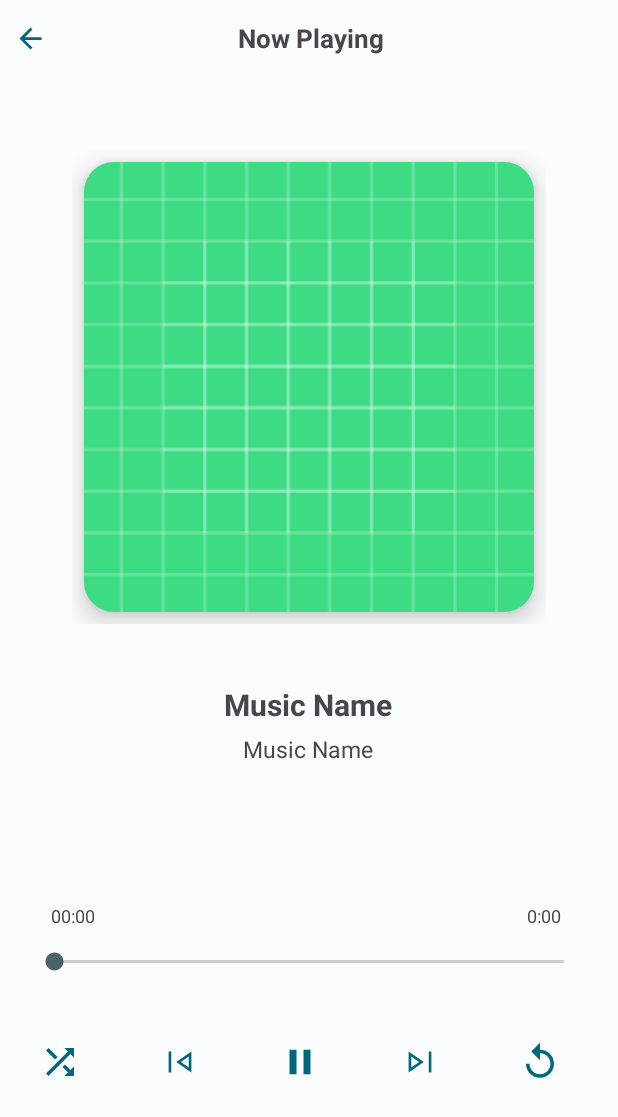
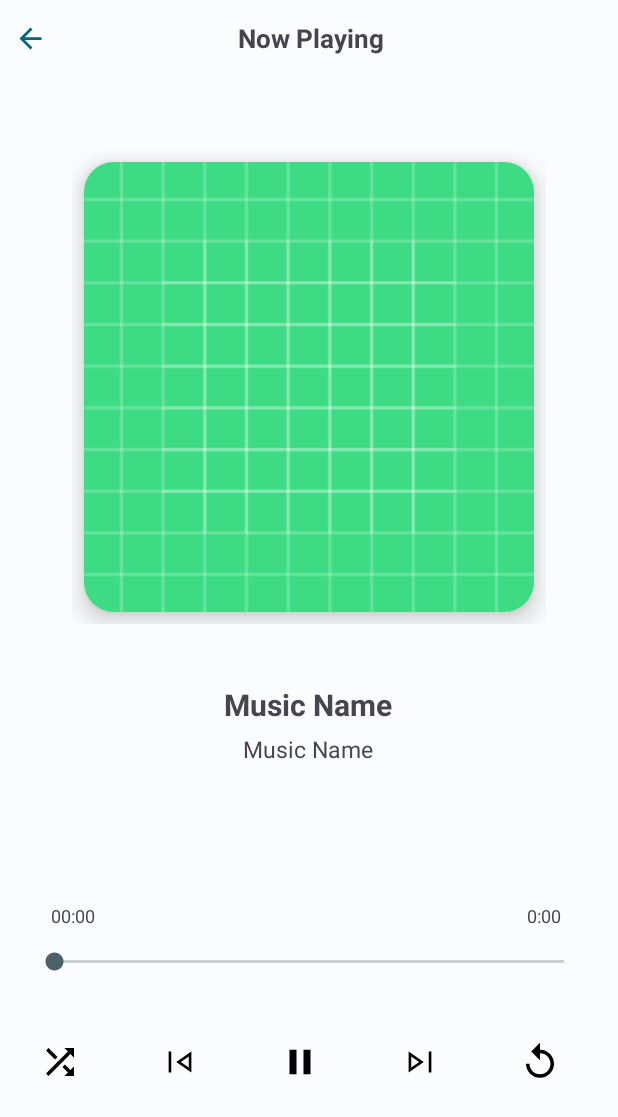
Before and after one commit to memolsh40/MemolMusic, an Android app: the PlayActivity screen opened directly, with no data from a screen before it, on a phone screen of 412 x 824 dp. Shown: the top 1117 px of the screen. Run offline under Robolectric (Android 15) with nearby library versions, the phone set to English and light mode, and no system bars; libraries missing offline, so code that uses them is left out: androidx.palette.graphics; 9 statements that could not run were skipped.

Commit message:
Palette lib aded

```diff
--- a/app/src/main/java/com/memol/musicplayer/Adabters/AlbumDetailsAdabter.java
+++ b/app/src/main/java/com/memol/musicplayer/Adabters/AlbumDetailsAdabter.java
@@ -24,6 +24,7 @@ import androidx.recyclerview.widget.RecyclerView;
 import com.google.android.material.button.MaterialButton;
 import com.memol.musicplayer.G;
 import com.memol.musicplayer.GlideApp;
+import com.memol.musicplayer.Main.MainActivity;
 import com.memol.musicplayer.Main.PlayActivity;
 import com.memol.musicplayer.Model.Song;
 import com.memol.musicplayer.R;
@@ -75,6 +76,8 @@ public class AlbumDetailsAdabter extends RecyclerView.Adapter<AlbumDetailsAdabte
                 intent.putExtra("sender","albumDetails");
                 intent.putExtra("position",position);
                 context.startActivity(intent);
+
+
             }
         });
 
--- a/app/src/main/java/com/memol/musicplayer/Details/AlbumDetails.java
+++ b/app/src/main/java/com/memol/musicplayer/Details/AlbumDetails.java
@@ -31,6 +31,7 @@ public class AlbumDetails extends AppCompatActivity {
         super.onCreate(savedInstanceState);
         setContentView(R.layout.activity_album_details);
         SetupView();
+        G.albumsList.clear();
         generalList= G.SongList(getApplicationContext());
         albumeName=getIntent().getStringExtra("albumName");
         txtAlbumeDetails.setText(albumeName);
--- a/app/src/main/java/com/memol/musicplayer/Main/MainActivity.java
+++ b/app/src/main/java/com/memol/musicplayer/Main/MainActivity.java
@@ -375,7 +375,9 @@ public class MainActivity extends AppCompatActivity {
 
 
                     else {
-                        mainCardView.setBackgroundColor(Color.BLACK);
+                        mainCardView.setBackgroundColor(Color.GRAY);
+                        txtArtistName.setTextColor(Color.WHITE);
+                        txtSongName.setTextColor(Color.WHITE);
 
                     }
 
--- a/app/src/main/java/com/memol/musicplayer/Main/PlayActivity.java
+++ b/app/src/main/java/com/memol/musicplayer/Main/PlayActivity.java
@@ -689,8 +689,9 @@ public class PlayActivity extends AppCompatActivity {
 
                     }
                     else {
-                        playerMcontiner.setBackgroundColor(Color.BLACK);
-
+                        playerMcontiner.setBackgroundColor(Color.GRAY);
+                        txtArtistNameBtnShit.setTextColor(Color.WHITE);
+                        txtSongNameBtnShit.setTextColor(Color.WHITE);
                     }
 
                 }
--- a/app/src/main/res/drawable/baseline_shuffle_24.xml
+++ b/app/src/main/res/drawable/baseline_shuffle_24.xml
@@ -1,5 +1,6 @@
-<vector android:height="24dp" android:tint="#000000"
+<vector
+    android:height="24dp" android:tint="#FAFAFA"
     android:viewportHeight="24" android:viewportWidth="24"
-    android:width="24dp" xmlns:android="http://schemas.android.com/apk/res/android">
+    android:width="24dp"  xmlns:android="http://schemas.android.com/apk/res/android">
     <path android:fillColor="@android:color/white" android:pathData="M10.59,9.17L5.41,4 4,5.41l5.17,5.17 1.42,-1.41zM14.5,4l2.04,2.04L4,18.59 5.41,20 17.96,7.46 20,9.5L20,4h-5.5zM14.83,13.41l-1.41,1.41 3.13,3.13L14.5,20L20,20v-5.5l-2.04,2.04 -3.13,-3.13z"/>
 </vector>
--- a/app/src/main/res/layout/activity_main.xml
+++ b/app/src/main/res/layout/activity_main.xml
@@ -102,6 +102,7 @@
                     style="?attr/materialIconButtonStyle"
                     android:layout_width="40dp"
                     android:layout_height="40dp"
+                    app:iconTint="?attr/colorOnError"
                     app:icon="@drawable/back"
                     app:iconGravity="textStart"
                     tools:ignore="SpeakableTextPresentCheck,TouchTargetSizeCheck" />
@@ -112,6 +113,7 @@
                     style="?attr/materialIconButtonStyle"
                     android:layout_width="40dp"
                     android:layout_height="40dp"
+                    app:iconTint="?attr/colorOnError"
                     app:icon="@drawable/_8px"
                     app:iconGravity="textStart"
                     tools:ignore="RelativeOverlap,SpeakableTextPresentCheck,TouchTargetSizeCheck" />
@@ -123,6 +125,7 @@
                     android:layout_height="40dp"
                     android:clickable="true"
                     android:gravity="center"
+                    app:iconTint="?attr/colorOnError"
                     app:icon="@drawable/skipnest"
                     app:iconGravity="textStart"
                     tools:ignore="ContentDescription,SpeakableTextPresentCheck,TouchTargetSizeCheck" />
@@ -163,6 +166,7 @@
               android:layout_marginTop="8dp"
               android:layout_toEndOf="@+id/txtMusicName"
               app:icon="@drawable/baseline_search_24"
+              app:iconTint="?attr/colorOnError"
               app:iconGravity="textStart"
               tools:ignore="ExtraText,SpeakableTextPresentCheck,TouchTargetSizeCheck" />
       </androidx.appcompat.widget.Toolbar>
--- a/app/src/main/res/layout/activity_play.xml
+++ b/app/src/main/res/layout/activity_play.xml
@@ -159,6 +159,7 @@
             android:gravity="center"
             app:iconSize="28dp"
             app:iconGravity="textStart"
+            app:iconTint="?attr/colorOnError"
             app:icon="@drawable/baseline_shuffle_24"
             tools:ignore="SpeakableTextPresentCheck,TouchTargetSizeCheck" />
 
@@ -171,6 +172,7 @@
             android:gravity="center"
             app:iconSize="28dp"
             app:iconGravity="textStart"
+            app:iconTint="?attr/colorOnError"
             app:icon="@drawable/back"
             tools:ignore="SpeakableTextPresentCheck,TouchTargetSizeCheck" />
 
@@ -182,6 +184,7 @@
             android:gravity="center"
             app:iconSize="28dp"
             app:iconGravity="textStart"
+            app:iconTint="?attr/colorOnError"
             app:icon="@drawable/baseline_pause_24"
             tools:ignore="SpeakableTextPresentCheck,TouchTargetSizeCheck" />
 
@@ -193,6 +196,7 @@
             android:gravity="center"
             app:iconGravity="textStart"
             app:iconSize="28dp"
+            app:iconTint="?attr/colorOnError"
             app:icon="@drawable/skipnest"
             tools:ignore="SpeakableTextPresentCheck,TouchTargetSizeCheck" />
         <com.google.android.material.button.MaterialButton
@@ -203,6 +207,7 @@
             android:layout_marginRight="0dp"
             android:gravity="center"
             app:iconSize="28dp"
+            app:iconTint="?attr/colorOnError"
             app:iconGravity="textStart"
             app:icon="@drawable/baseline_replay_24"
             tools:ignore="SpeakableTextPresentCheck,TouchTargetSizeCheck" />
--- a/app/src/main/res/layout/song_list.xml
+++ b/app/src/main/res/layout/song_list.xml
@@ -93,6 +93,7 @@
                 android:layout_marginBottom="21dp"
                 android:layout_toEndOf="@+id/txtMusicName"
                 app:icon="@drawable/baseline_more_vert_24"
+                app:iconTint="?attr/colorOnError"
                 app:iconGravity="textStart"
                 tools:ignore="ExtraText,SpeakableTextPresentCheck,TouchTargetSizeCheck" />
 
--- a/app/src/main/res/values-night/themes.xml
+++ b/app/src/main/res/values-night/themes.xml
@@ -30,7 +30,7 @@
 
     <item name="colorErrorContainer">@color/md_theme_dark_errorContainer</item>
 
-    <item name="colorOnError">@color/md_theme_dark_onError</item>
+    <item name="colorOnError">#FFFFFF</item>
 
     <item name="colorOnErrorContainer">@color/md_theme_dark_onErrorContainer</item>
 
@@ -54,6 +54,8 @@
 
     <item name="colorPrimaryInverse">@color/md_theme_dark_inversePrimary</item>
 
+
+
 </style>
 
 </resources>
--- a/app/src/main/res/values/themes.xml
+++ b/app/src/main/res/values/themes.xml
@@ -30,7 +30,7 @@
 
         <item name="colorErrorContainer">@color/md_theme_light_errorContainer</item>
 
-        <item name="colorOnError">@color/md_theme_light_onError</item>
+        <item name="colorOnError">#000000</item>
 
         <item name="colorOnErrorContainer">@color/md_theme_light_onErrorContainer</item>
 
@@ -53,6 +53,8 @@
         <item name="colorSurfaceInverse">@color/md_theme_light_inverseSurface</item>
 
         <item name="colorPrimaryInverse">@color/md_theme_light_inversePrimary</item>
+
+
     </style>
 
     <style name="Theme.MusicPlayer" parent="Base.Theme.MusicPlayer" />
```
Also changed, not shown: app/src/main/java/com/memol/musicplayer/Adabters/AlbumAdabter.java (+10 -13 lines), app/src/main/java/com/memol/musicplayer/Adabters/RecyclerAdapter.java (+8 -5 lines).
